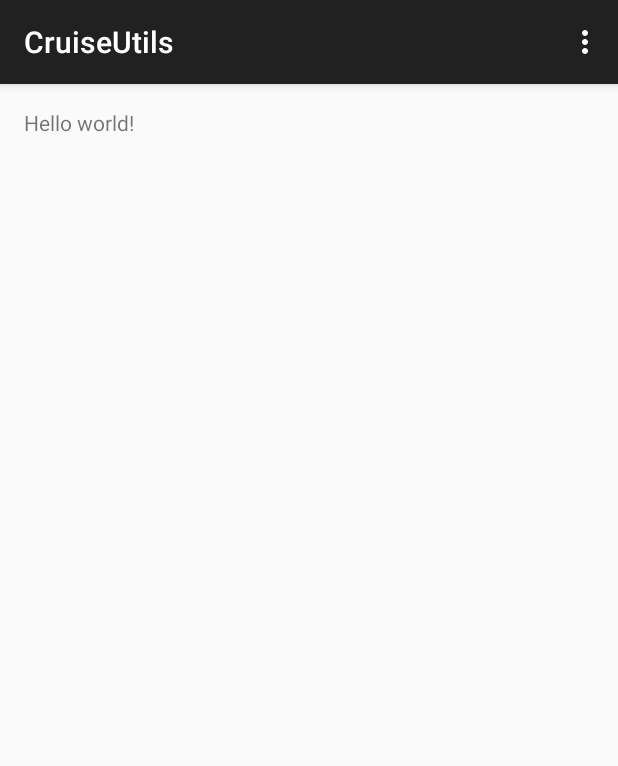
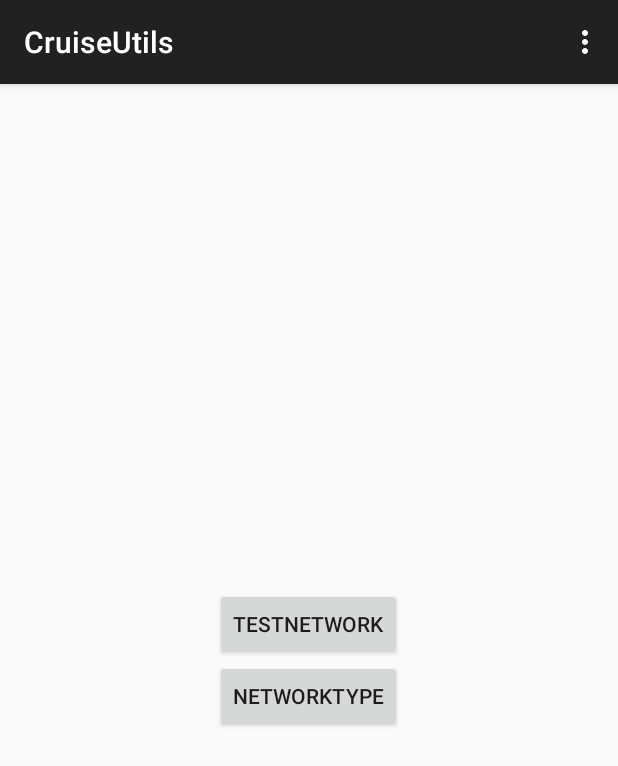
Before and after one commit to zaihuishou/Utils, an Android app: the screen it shows after launch (MainActivity), on a phone screen of 412 x 824 dp. Shown: the top 766 px of the screen. Run offline under Robolectric (Android 15) with nearby library versions, the phone set to English and light mode, and no system bars.

```diff
--- a/app/src/main/java/com/criuse/tan/MainActivity.java
+++ b/app/src/main/java/com/criuse/tan/MainActivity.java
@@ -1,20 +1,39 @@
 package com.criuse.tan;
 
+import android.os.Bundle;
 import android.support.v7.app.AppCompatActivity;
-import android.os.Bundle;
 import android.view.Menu;
 import android.view.MenuItem;
+import android.view.View;
+import android.widget.Button;
 import android.widget.Toast;
 
-import com.criuse.tan.util.DisplayUtil;
+import com.criuse.tan.util.NetWorkUtil;
 
 public class MainActivity extends AppCompatActivity {
+    private Button button;
+    private Button button2;
 
     @Override
     protected void onCreate(Bundle savedInstanceState) {
         super.onCreate(savedInstanceState);
         setContentView(R.layout.activity_main);
-        Toast.makeText(this, String.valueOf(DisplayUtil.getDip2Px(this, 1)), Toast.LENGTH_LONG).show();
+        button = (Button) findViewById(R.id.btn);
+        button2 = (Button) findViewById(R.id.btn2);
+        button.setOnClickListener(new View.OnClickListener() {
+            @Override
+            public void onClick(View v) {
+                boolean netWorkContected = NetWorkUtil.isNetWorkConnected(MainActivity.this);
+                Toast.makeText(MainActivity.this, "网络是否连接:" + netWorkContected, Toast.LENGTH_LONG).show();
+            }
+        });
+        button2.setOnClickListener(new View.OnClickListener() {
+            @Override
+            public void onClick(View v) {
+                String netWorkType = NetWorkUtil.getNetWorkType(MainActivity.this);
+                Toast.makeText(MainActivity.this, "网络类型:" + netWorkType, Toast.LENGTH_LONG).show();
+            }
+        });
     }
 
     @Override
--- a/app/src/main/res/layout/activity_main.xml
+++ b/app/src/main/res/layout/activity_main.xml
@@ -1,16 +1,24 @@
-<RelativeLayout xmlns:android="http://schemas.android.com/apk/res/android"
+<LinearLayout xmlns:android="http://schemas.android.com/apk/res/android"
     xmlns:tools="http://schemas.android.com/tools"
     android:layout_width="match_parent"
     android:layout_height="match_parent"
+    android:gravity="center"
+    android:orientation="vertical"
     android:paddingBottom="@dimen/activity_vertical_margin"
     android:paddingLeft="@dimen/activity_horizontal_margin"
     android:paddingRight="@dimen/activity_horizontal_margin"
     android:paddingTop="@dimen/activity_vertical_margin"
     tools:context=".MainActivity">
 
-    <TextView
+    <Button
+        android:id="@+id/btn"
         android:layout_width="wrap_content"
         android:layout_height="wrap_content"
-        android:text="@string/hello_world" />
+        android:text="TestNetWork" />
 
-</RelativeLayout>
+    <Button
+        android:id="@+id/btn2"
+        android:layout_width="wrap_content"
+        android:layout_height="wrap_content"
+        android:text="NetWorkType" />
+</LinearLayout>
```
Also changed, not shown: app/src/main/AndroidManifest.xml (+4 -3 lines), app/src/main/java/com/criuse/tan/util/DisplayUtil.java (+11 -0 lines), app/src/main/java/com/criuse/tan/util/NetWorkUtil.java (added, +78 -0 lines).
